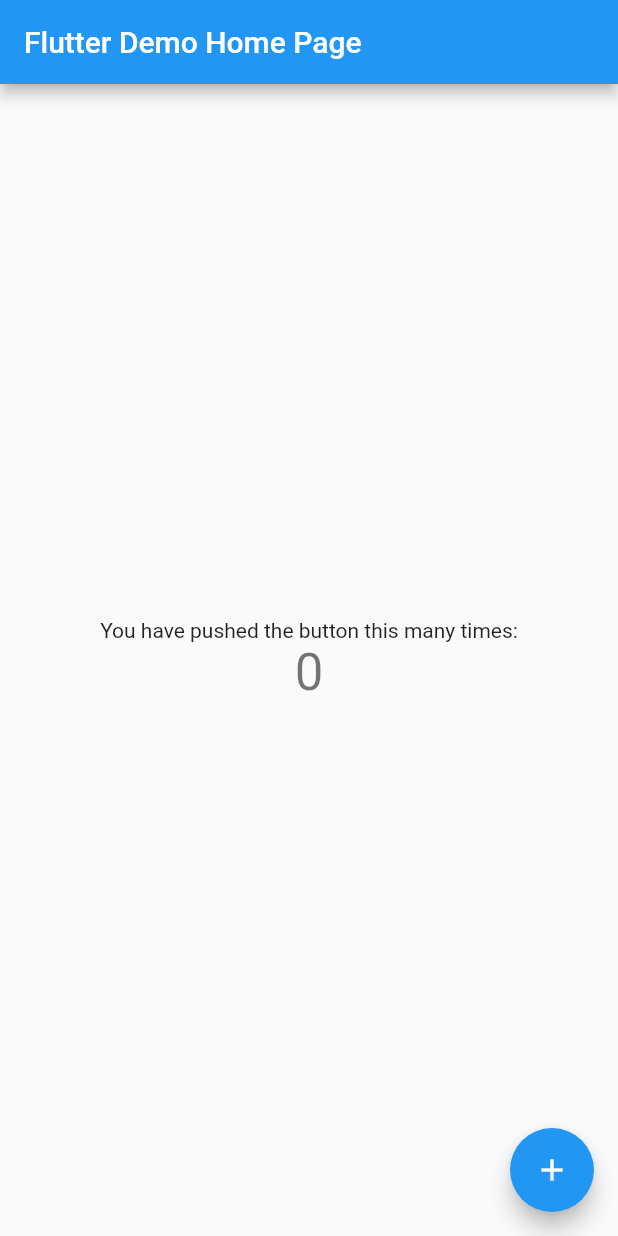
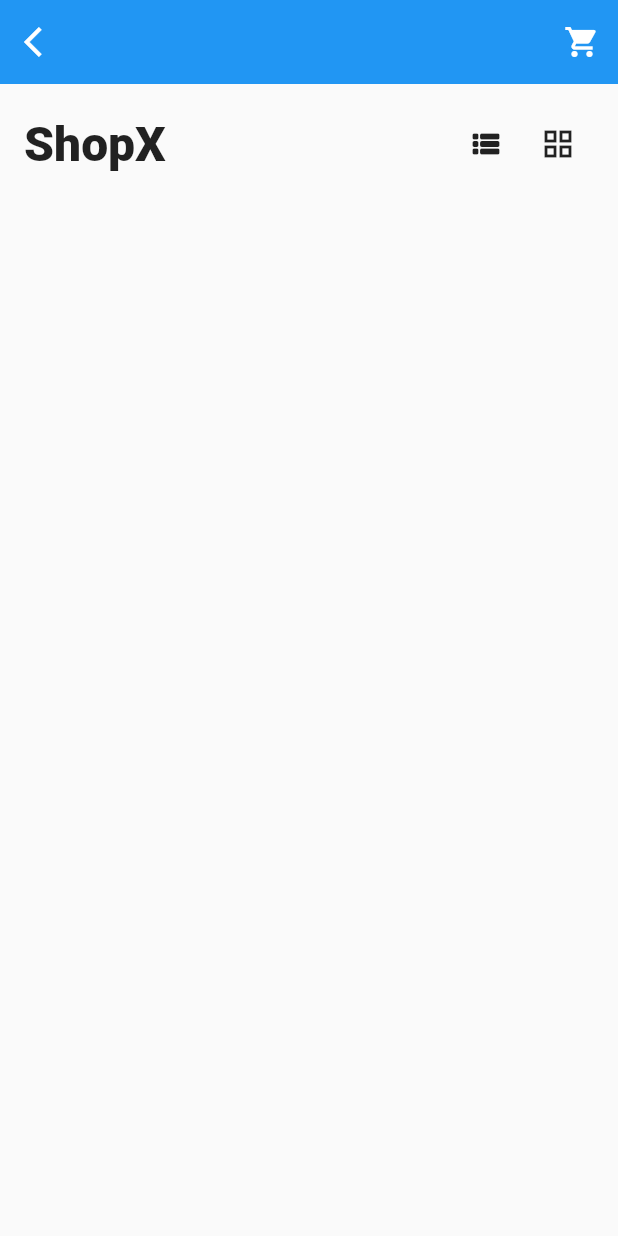
Before and after one commit to reiko-dev/rest_api_with_getx, a Flutter app: the screen it shows after launch, on a phone screen of 412 x 824 dp. Run offline on Flutter 3.47's test engine with Material 2 defaults, Android fonts, the phone set to English and light mode, and no system bars; our stand-ins replace get; Roboto replaces fonts that are missing (avenir).

Commit message:
Adds the MVC initial classes.

```diff
--- /dev/null
+++ b/lib/controllers/product_controller.dart
@@ -0,0 +1,10 @@
+import 'package:get/state_manager.dart';
+import 'package:rest_api_with_getx/models/product.dart';
+
+class ProductController extends GetxController {
+  var productsList = <Product>[].obs;
+
+  void addProduct(Product p) {
+    productsList.add(p);
+  }
+}
--- a/lib/main.dart
+++ b/lib/main.dart
@@ -1,4 +1,5 @@
 import 'package:flutter/material.dart';
+import 'package:rest_api_with_getx/views/home_page.dart';
 
 void main() {
   runApp(MyApp());
@@ -12,54 +13,7 @@ class MyApp extends StatelessWidget {
       theme: ThemeData(
         primarySwatch: Colors.blue,
       ),
-      home: MyHomePage(title: 'Flutter Demo Home Page'),
+      home: HomePage(),
     );
   }
 }
-
-class MyHomePage extends StatefulWidget {
-  MyHomePage({Key? key, required this.title}) : super(key: key);
-
-  final String title;
-
-  @override
-  _MyHomePageState createState() => _MyHomePageState();
-}
-
-class _MyHomePageState extends State<MyHomePage> {
-  int _counter = 0;
-
-  void _incrementCounter() {
-    setState(() {
-      _counter++;
-    });
-  }
-
-  @override
-  Widget build(BuildContext context) {
-    return Scaffold(
-      appBar: AppBar(
-        title: Text(widget.title),
-      ),
-      body: Center(
-        child: Column(
-          mainAxisAlignment: MainAxisAlignment.center,
-          children: <Widget>[
-            Text(
-              'You have pushed the button this many times:',
-            ),
-            Text(
-              '$_counter',
-              style: Theme.of(context).textTheme.headline4,
-            ),
-          ],
-        ),
-      ),
-      floatingActionButton: FloatingActionButton(
-        onPressed: _incrementCounter,
-        tooltip: 'Increment',
-        child: Icon(Icons.add),
-      ),
-    );
-  }
-}
--- /dev/null
+++ b/lib/models/product.dart
@@ -0,0 +1,142 @@
+// To parse this JSON data, do
+//
+//     final product = productFromJson(jsonString);
+
+import 'dart:convert';
+import 'package:get/get.dart';
+
+List<Product> productFromJson(String str) =>
+    List<Product>.from(json.decode(str).map((x) => Product.fromJson(x)));
+
+String productToJson(List<Product> data) =>
+    json.encode(List<dynamic>.from(data.map((x) => x.toJson())));
+
+class Product {
+  Product({
+    required this.id,
+    required this.brand,
+    required this.name,
+    required this.price,
+    this.priceSign,
+    this.currency,
+    this.imageLink,
+    this.productLink,
+    this.websiteLink,
+    required this.description,
+    this.rating,
+    this.category,
+    required this.productType,
+    this.tagList = const [],
+    required this.createdAt,
+    this.updatedAt,
+    required this.productApiUrl,
+    this.apiFeaturedImage,
+    this.productColors = const [],
+  });
+
+  int id;
+  Brand brand;
+  String name;
+  String price;
+  dynamic priceSign;
+  dynamic currency;
+  String? imageLink;
+  String? productLink;
+  String? websiteLink;
+  String description;
+  double? rating;
+  String? category;
+  String productType;
+  List<dynamic> tagList;
+  DateTime createdAt;
+  DateTime? updatedAt;
+  String productApiUrl;
+  String? apiFeaturedImage;
+  List<ProductColor> productColors;
+
+  var isFavorite = false.obs;
+
+  factory Product.fromJson(Map<String, dynamic> json) => Product(
+        id: json["id"],
+        brand: brandValues.map[json["brand"]]!,
+        name: json["name"],
+        price: json["price"],
+        priceSign: json["price_sign"],
+        currency: json["currency"],
+        imageLink: json["image_link"],
+        productLink: json["product_link"],
+        websiteLink: json["website_link"],
+        description: json["description"],
+        rating: json["rating"] == null ? null : json["rating"].toDouble(),
+        category: json["category"] == null ? null : json["category"],
+        productType: json["product_type"],
+        tagList: List<dynamic>.from(json["tag_list"].map((x) => x)),
+        createdAt: DateTime.parse(json["created_at"]),
+        updatedAt: DateTime.parse(json["updated_at"]),
+        productApiUrl: json["product_api_url"],
+        apiFeaturedImage: json["api_featured_image"],
+        productColors: List<ProductColor>.from(
+            json["product_colors"].map((x) => ProductColor.fromJson(x))),
+      );
+
+  Map<String, dynamic> toJson() => {
+        "id": id,
+        "brand": brandValues.reverse[brand],
+        "name": name,
+        "price": price,
+        "price_sign": priceSign,
+        "currency": currency,
+        "image_link": imageLink,
+        "product_link": productLink,
+        "website_link": websiteLink,
+        "description": description,
+        "rating": rating == null ? null : rating,
+        "category": category == null ? null : category,
+        "product_type": productType,
+        "tag_list": List<dynamic>.from(tagList.map((x) => x)),
+        "created_at": createdAt.toIso8601String(),
+        "updated_at": updatedAt?.toIso8601String(),
+        "product_api_url": productApiUrl,
+        "api_featured_image": apiFeaturedImage,
+        "product_colors":
+            List<dynamic>.from(productColors.map((x) => x.toJson())),
+      };
+}
+
+enum Brand { MAYBELLINE }
+
+final brandValues = EnumValues({"maybelline": Brand.MAYBELLINE});
+
+class ProductColor {
+  ProductColor({
+    required this.hexValue,
+    required this.colourName,
+  });
+
+  String hexValue;
+  String colourName;
+
+  factory ProductColor.fromJson(Map<String, dynamic> json) => ProductColor(
+        hexValue: json["hex_value"],
+        colourName: json["colour_name"] == null ? null : json["colour_name"],
+      );
+
+  Map<String, dynamic> toJson() => {
+        "hex_value": hexValue,
+        "colour_name": colourName == null ? null : colourName,
+      };
+}
+
+class EnumValues<T> {
+  Map<String, T> map;
+  Map<T, String>? reverseMap;
+
+  EnumValues(this.map);
+
+  Map<T, String> get reverse {
+    if (reverseMap == null) {
+      reverseMap = map.map((k, v) => new MapEntry(v, k));
+    }
+    return reverseMap!;
+  }
+}
--- /dev/null
+++ b/lib/views/home_page.dart
@@ -0,0 +1,75 @@
+import 'package:flutter/material.dart';
+import 'package:flutter_staggered_grid_view/flutter_staggered_grid_view.dart';
+import 'package:get/get.dart';
+import 'package:rest_api_with_getx/controllers/product_controller.dart';
+
+class HomePage extends StatelessWidget {
+  final productController = Get.put(ProductController());
+
+  @override
+  Widget build(BuildContext context) {
+    return Scaffold(
+      appBar: AppBar(
+        elevation: 0,
+        leading: Icon(
+          Icons.arrow_back_ios,
+        ),
+        actions: [
+          IconButton(
+            icon: Icon(
+              Icons.shopping_cart,
+            ),
+            onPressed: () {},
+          )
+        ],
+      ),
+      body: Column(
+        children: [
+          Padding(
+            padding: const EdgeInsets.all(16),
+            child: Row(
+              children: [
+                Expanded(
+                  child: Text(
+                    'ShopX',
+                    style: TextStyle(
+                      fontFamily: 'avenir',
+                      fontSize: 32,
+                      fontWeight: FontWeight.w900,
+                    ),
+                  ),
+                ),
+                IconButton(
+                  icon: Icon(Icons.view_list_rounded),
+                  onPressed: () {},
+                ),
+                IconButton(
+                  icon: Icon(Icons.grid_view),
+                  onPressed: () {},
+                ),
+              ],
+            ),
+          ),
+          Expanded(
+            child: Obx(
+              () => StaggeredGridView.countBuilder(
+                crossAxisCount: 2,
+                itemCount: productController.productsList.length,
+                mainAxisSpacing: 16,
+                crossAxisSpacing: 16,
+                itemBuilder: (context, index) {
+                  return Container(
+                    width: 100,
+                    height: 200,
+                    color: Colors.red,
+                  );
+                },
+                staggeredTileBuilder: (index) => StaggeredTile.fit(1),
+              ),
+            ),
+          ),
+        ],
+      ),
+    );
+  }
+}
--- a/pubspec.yaml
+++ b/pubspec.yaml
@@ -12,7 +12,7 @@ dependencies:
   flutter:
     sdk: flutter
   get: ^4.1.4
-
+  flutter_staggered_grid_view: ^0.4.0
 
 dev_dependencies:
   flutter_test:
```
Also changed, not shown: pubspec.lock.
